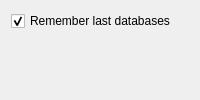
Old version of the form src/gui/SettingsWidgetGeneral.ui in the repository danilovsergei/keepassx-gdrive.
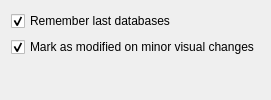
New version of the form.

Commit message: Add settings option if visual changes mark databases as modified.

```diff
--- a/src/gui/SettingsWidgetGeneral.ui
+++ b/src/gui/SettingsWidgetGeneral.ui
@@ -13,6 +13,16 @@
      </property>
     </widget>
    </item>
+   <item row="1" column="0">
+    <widget class="QCheckBox" name="modifiedOnVisualChangesCheckBox">
+     <property name="text">
+      <string>Mark as modified on minor visual changes</string>
+     </property>
+     <property name="checked">
+      <bool>true</bool>
+     </property>
+    </widget>
+   </item>
   </layout>
  </widget>
  <resources/>
```
The commit also changes 3 other files.
